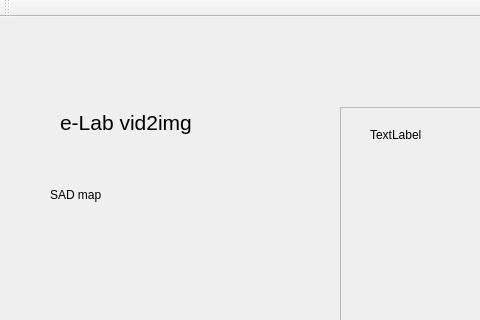
The window that GUI/vid2img.ui (e-lab/vid2img) describes before a commit, drawn with Qt 5; both pictures show x 0 to 480 and y 0 to 320 of the 1086 by 672 pixel window.
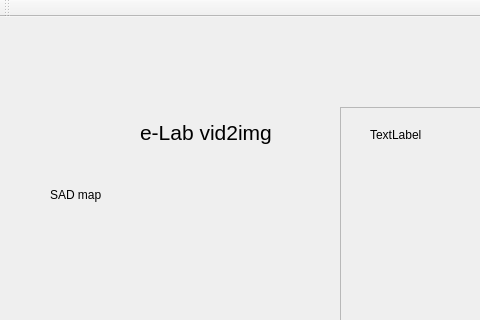
The same window after the commit.

Commit message: SRC - Add image data creator for torch; Add logo

```diff
--- a/GUI/vid2img.ui
+++ b/GUI/vid2img.ui
@@ -213,9 +213,9 @@
    <widget class="QLabel" name="label">
     <property name="geometry">
      <rect>
-      <x>60</x>
-      <y>70</y>
-      <width>251</width>
+      <x>140</x>
+      <y>80</y>
+      <width>181</width>
       <height>71</height>
      </rect>
     </property>
@@ -233,14 +233,27 @@
      <rect>
       <x>50</x>
       <y>170</y>
-      <width>60</width>
-      <height>15</height>
+      <width>71</width>
+      <height>16</height>
      </rect>
     </property>
     <property name="text">
      <string>SAD map</string>
     </property>
    </widget>
+   <widget class="QWidget" name="logo" native="true">
+    <property name="geometry">
+     <rect>
+      <x>50</x>
+      <y>80</y>
+      <width>70</width>
+      <height>70</height>
+     </rect>
+    </property>
+    <property name="styleSheet">
+     <string notr="true"/>
+    </property>
+   </widget>
   </widget>
   <widget class="QMenuBar" name="menuBar">
    <property name="geometry">
```
The commit also changes 5 other files.
